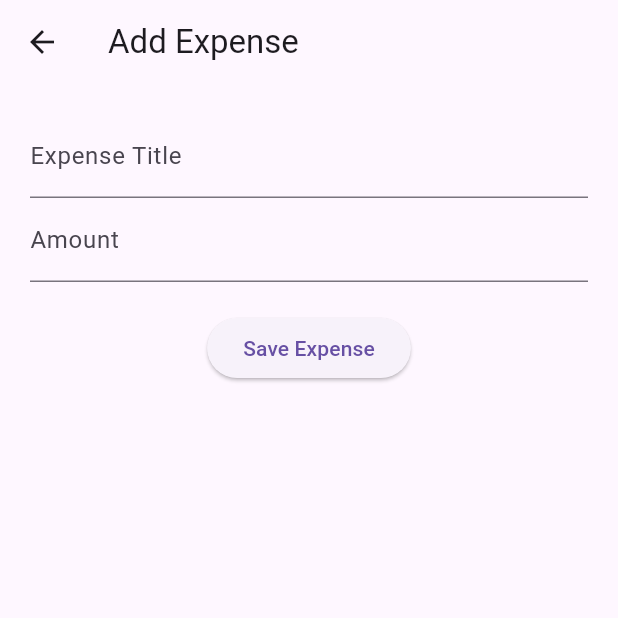
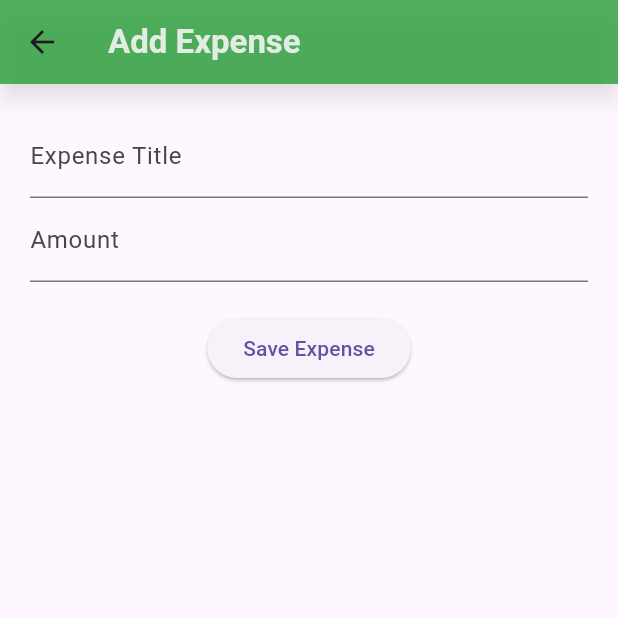
Before and after one commit to NicoJohnSanLorenzo/bsis3a-flutter-sanlorenzo-expensetracker, a Flutter app: the AddExpenseScreen screen opened directly, on a phone screen of 412 x 824 dp, the top half of it. Run offline on Flutter 3.47's test engine with Material 3 defaults, Android fonts, the phone set to English and light mode, and no system bars.

Commit message:
Updated Appbar (Add/Edit Expense Screen)

```diff
--- a/lib/screens/add_expense_screen.dart
+++ b/lib/screens/add_expense_screen.dart
@@ -20,8 +20,18 @@ class AddExpenseScreen extends StatelessWidget {
 
     return Scaffold(
       appBar: AppBar(
-        title: Text(isEditing ? "Edit Expense" : "Add Expense"),
-      ),
+        title: Text(isEditing ?
+          "Edit Expense" : "Add Expense",
+          style: TextStyle(
+          fontWeight: FontWeight.w600,
+          fontSize: 22,
+          color: Color.fromARGB(225, 247, 245, 245)
+          )
+        ),
+      elevation: 6,
+      shadowColor: Colors.black45,
+      backgroundColor: const Color.fromARGB(211, 41, 175, 50),
+    ),
 
       body: Padding(
         padding: EdgeInsets.all(20),
```
